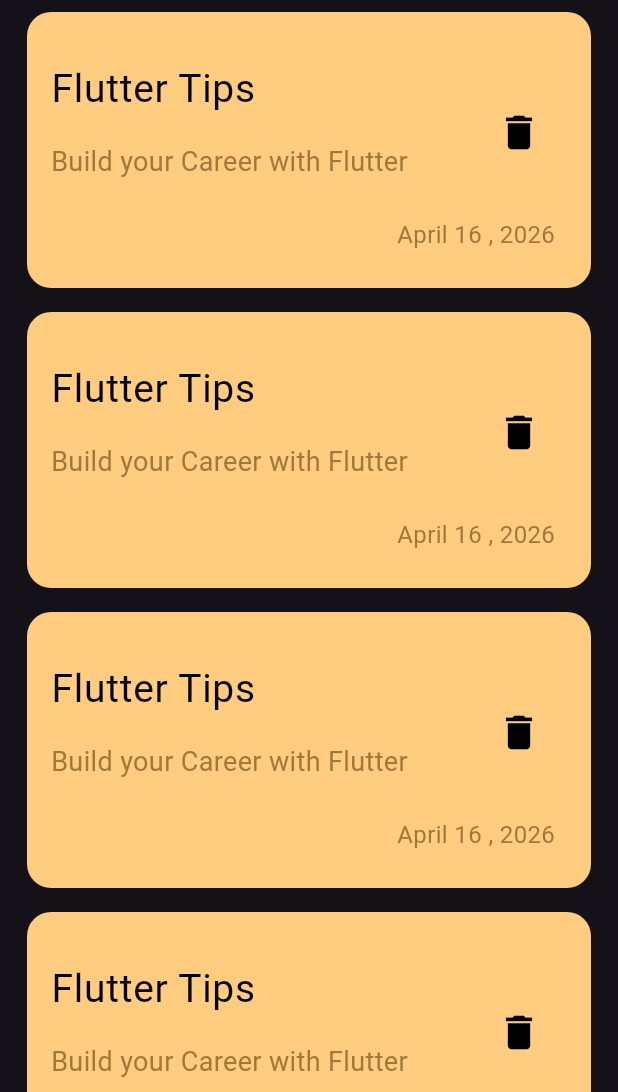
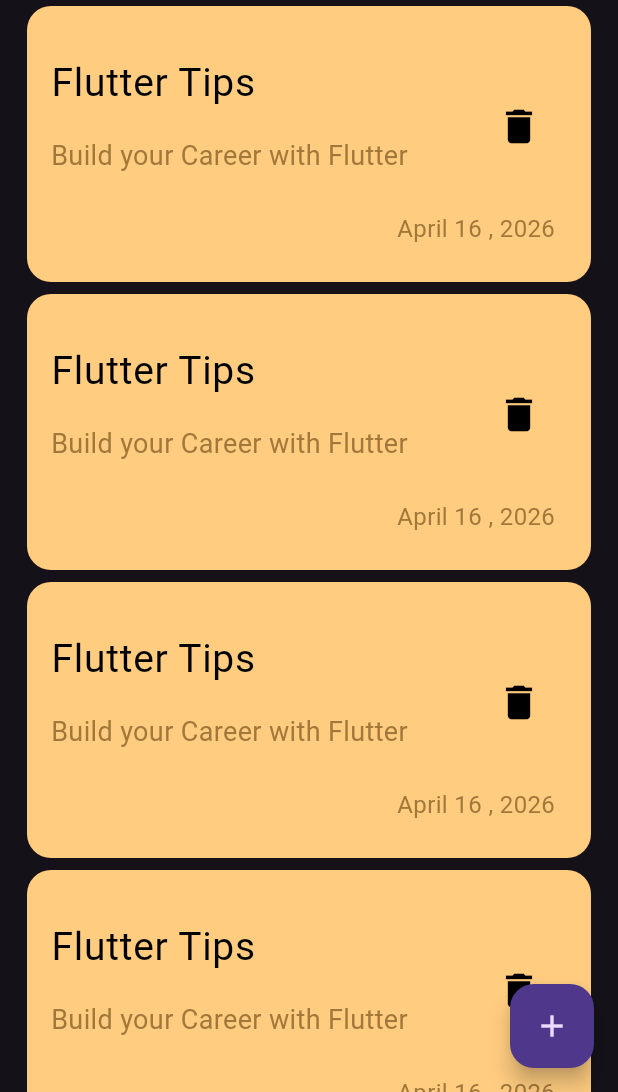
Before and after one commit to Osamah-Bawazir/note-app-flutter, a Flutter app: the screen it shows after launch, on a phone screen of 412 x 824 dp, the part 144-1236 px from its top. Run offline on Flutter 3.47's test engine with Material 3 defaults, Android fonts, the phone set to English and light mode, and no system bars.

Commit message:
add floating action button

```diff
--- a/lib/views/notes_view.dart
+++ b/lib/views/notes_view.dart
@@ -6,8 +6,11 @@ class NotesView extends StatelessWidget {
 
   @override
   Widget build(BuildContext context) {
-    return const Scaffold(
-      body: NotesViewBody() ,
+    return  Scaffold(
+      floatingActionButton: FloatingActionButton(
+        onPressed: (){},
+        child: const Icon(Icons.add),),
+      body: const NotesViewBody() ,
     );
   }
 }
--- a/lib/widgets/custom_note_item.dart
+++ b/lib/widgets/custom_note_item.dart
@@ -6,7 +6,7 @@ class NoteItem extends StatelessWidget {
   @override
   Widget build(BuildContext context) {
     return Container(
-      margin: EdgeInsets.symmetric(vertical: 8),
+      margin: EdgeInsets.symmetric(vertical: 4),
       // width: 330,
       // height: 180,
       padding: EdgeInsets.only(top: 24, bottom: 24),
--- a/lib/widgets/notes_view_body.dart
+++ b/lib/widgets/notes_view_body.dart
@@ -11,7 +11,8 @@ class NotesViewBody extends StatelessWidget {
     return Padding(
       padding: const EdgeInsets.symmetric(horizontal: 18),
       child: Column(
-        children: const [SizedBox(height: 50),
+        children: const [
+        SizedBox(height: 50),
         CustomAppBar(),
         Expanded(
           child: NoteListView(),
```
